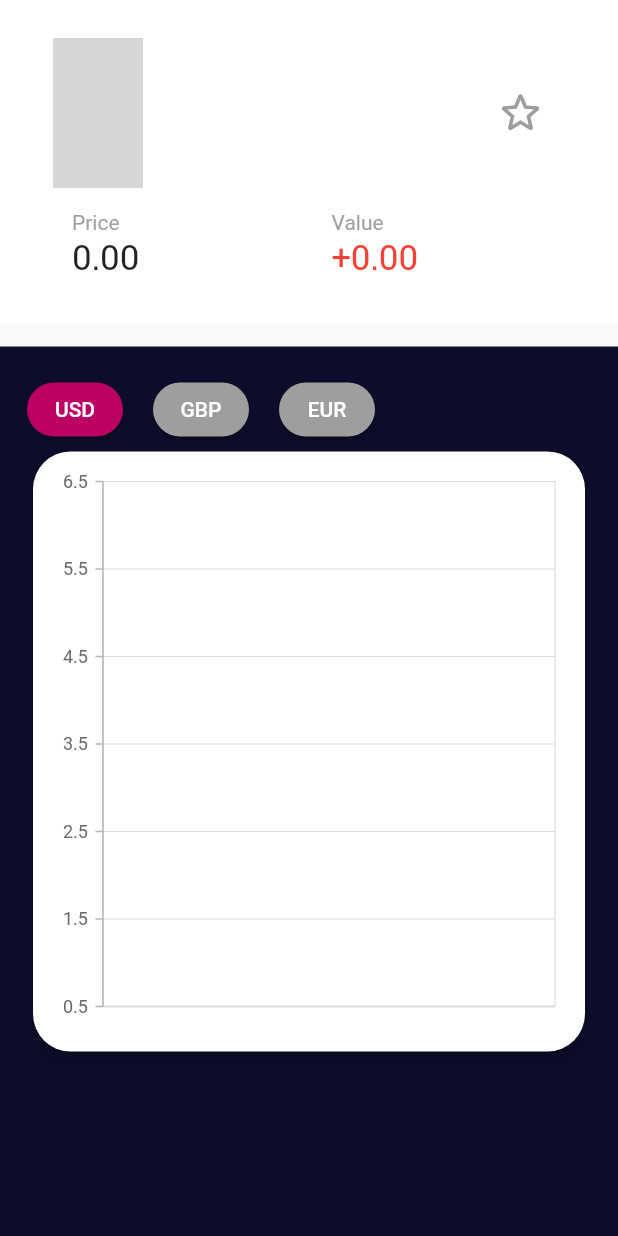
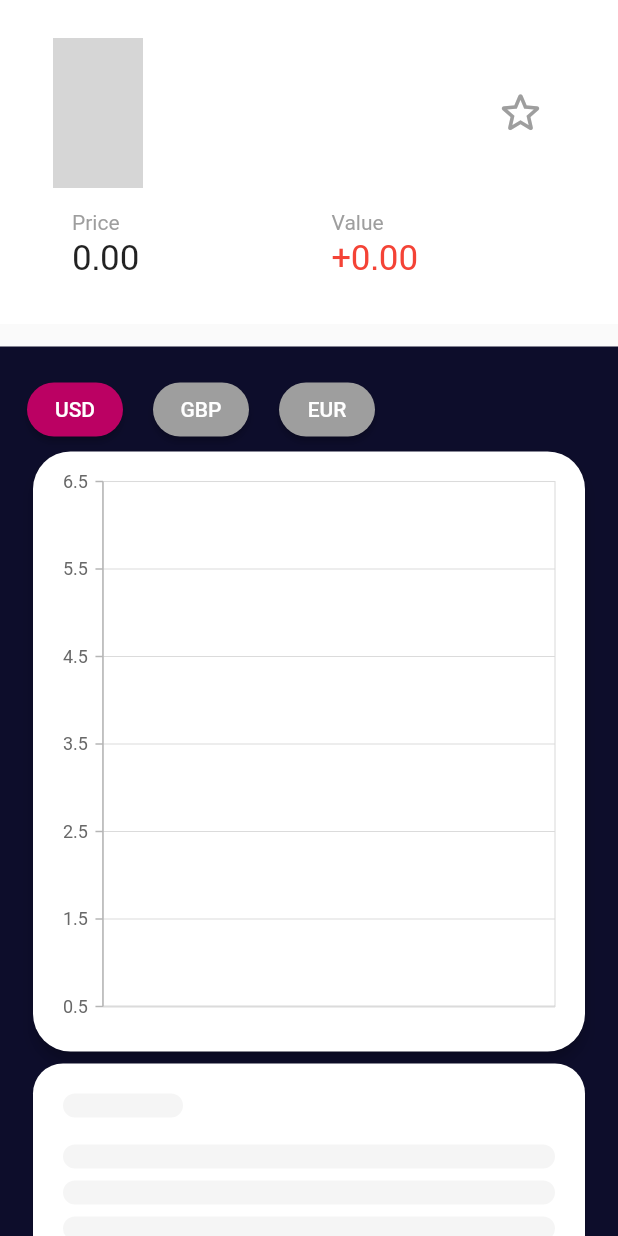
Before and after one commit to nornaleyda/DRC-CryptoPal-Mobile, a Flutter app: the CryptoCardBody widget shown alone on an empty page, opened directly with empty values, on a phone screen of 412 x 824 dp. Run offline on Flutter 3.47's test engine with Material 2 defaults, Android fonts, the light colour scheme and no system bars; our stand-ins replace carousel_slider, cloud_firestore, firebase_auth, firebase_core, flutter_bloc, google_fonts and 1 more; missing offline and left inert: akar_icons_flutter; accounts and stored records are empty; network calls fail; grey boxes are pictures that could not be loaded.

Commit message:
fixing ui on cryptocurrencies description

```diff
--- a/lib/views/description.dart
+++ b/lib/views/description.dart
@@ -35,7 +35,6 @@ class _CryptoAboutListState extends State<CryptoAboutList> {
   @override
   Widget build(BuildContext context) {
     return SizedBox(
-      height: 280,
       child: Column(
         children: List.generate(
           about.length,
--- a/lib/widget/description_card.dart
+++ b/lib/widget/description_card.dart
@@ -49,6 +49,9 @@ class DescriptionCard extends StatelessWidget {
                 height: 20,
               ),
               Center(
+                child: SizedBox(
+                  width: MediaQuery.of(context).size.width * .8,
+                  height: 40,
                   child: ElevatedButton(
                     onPressed: _launchUrl,
                     style: ElevatedButton.styleFrom(
@@ -59,6 +62,7 @@ class DescriptionCard extends StatelessWidget {
                     ),
                     child: const Text(
                       'Visit Homepage',
+                    ),
                   ),
                 ),
               ),
--- a/lib/widget/home_card.dart
+++ b/lib/widget/home_card.dart
@@ -25,7 +25,7 @@ class HomeCard extends StatelessWidget {
     return Column(
       children: [
         Padding(
-          padding: const EdgeInsets.only(top: 10.0, right: 20.0, bottom: 15.0),
+          padding: const EdgeInsets.only(top: 10.0, right: 10.0, bottom: 15.0),
           child: Row(
             children: [
               Expanded(
@@ -68,7 +68,7 @@ class HomeCard extends StatelessWidget {
                       ),
                     ),
                     Expanded(
-                      flex: 1,
+                      flex: 2,
                       child: Column(
                         crossAxisAlignment: CrossAxisAlignment.end,
                         children: [
--- a/lib/widget/loading_bar.dart
+++ b/lib/widget/loading_bar.dart
@@ -1,4 +1,43 @@
 import 'package:flutter/material.dart';
+
+class DescriptionCardLoading extends StatelessWidget {
+  const DescriptionCardLoading({
+    super.key,
+  });
+
+  @override
+  Widget build(BuildContext context) {
+    return Padding(
+      padding: const EdgeInsets.all(20.0),
+      child: Row(
+        children: [
+          Expanded(
+              child: Column(
+            crossAxisAlignment: CrossAxisAlignment.start,
+            children: const [
+              LoadingBar(
+                width: 80,
+              ),
+              SizedBox(height: 18),
+              LoadingBar(),
+              SizedBox(height: 8),
+              LoadingBar(),
+              SizedBox(height: 8),
+              LoadingBar(),
+              SizedBox(height: 8),
+              LoadingBar(),
+              SizedBox(height: 8),
+              LoadingBar(
+                width: 100,
+              ),
+              SizedBox(height: 8),
+            ],
+          ))
+        ],
+      ),
+    );
+  }
+}
 
 class NewsCardLoading extends StatelessWidget {
   const NewsCardLoading({
@@ -28,7 +67,7 @@ class NewsCardLoading extends StatelessWidget {
                 width: 80,
               ),
             ],
-          ))
+          )),
         ],
       ),
     );
@@ -45,7 +84,8 @@ class MarketCardLoading extends StatelessWidget {
     return Column(
       children: [
         Padding(
-          padding: const EdgeInsets.only(left: 12.0, right: 12.0, top: 15.0, bottom: 6.0 ),
+          padding: const EdgeInsets.only(
+              left: 12.0, right: 12.0, top: 15.0, bottom: 6.0),
           child: Row(
             children: [
               Expanded(
--- a/lib/widget/market_body_card.dart
+++ b/lib/widget/market_body_card.dart
@@ -4,6 +4,7 @@ import 'package:projectbesquare/api/chart_api_EUR.dart';
 import 'package:projectbesquare/api/chart_api_GBP.dart';
 import 'package:projectbesquare/api/chart_api_USD.dart';
 import 'package:projectbesquare/views/description.dart';
+import 'package:projectbesquare/widget/loading_bar.dart';
 import 'package:provider/provider.dart';
 import 'package:intl/intl.dart';
 
@@ -40,6 +41,21 @@ class _CryptoCardBodyState extends State<CryptoCardBody> {
   bool showUSDChart = true;
   bool showGBPChart = false;
   bool showEURChart = false;
+
+  late bool _isLoading;
+
+  @override
+  void initState() {
+    _isLoading = true;
+    Future.delayed(const Duration(seconds: 10), () {
+      if (mounted) {
+        setState(() {
+          _isLoading = false;
+        });
+      }
+    });
+    super.initState();
+  }
 
   void toggleChartVisibility(String currency) {
     setState(() {
@@ -312,7 +328,23 @@ class _CryptoCardBodyState extends State<CryptoCardBody> {
                       cryptocurrencyName: widget.symbol!,
                     ),
                   ),
-                  CryptoAboutList(symbol: widget.symbol!),
+                  _isLoading
+                      ? SizedBox(
+                          height: 200,
+                          child: Card(
+                              shape: RoundedRectangleBorder(
+                                borderRadius: BorderRadius.circular(20.0),
+                              ),
+                              child: ListView.separated(
+                                  itemBuilder: ((context, index) =>
+                                      const DescriptionCardLoading()),
+                                  separatorBuilder: (context, index) =>
+                                      const SizedBox(
+                                        height: 6.0,
+                                      ),
+                                  itemCount: 1)),
+                        )
+                      : CryptoAboutList(symbol: widget.symbol!),
                 ],
               ),
             ),
```
Lines whose indentation alone changed are shown as unchanged.
